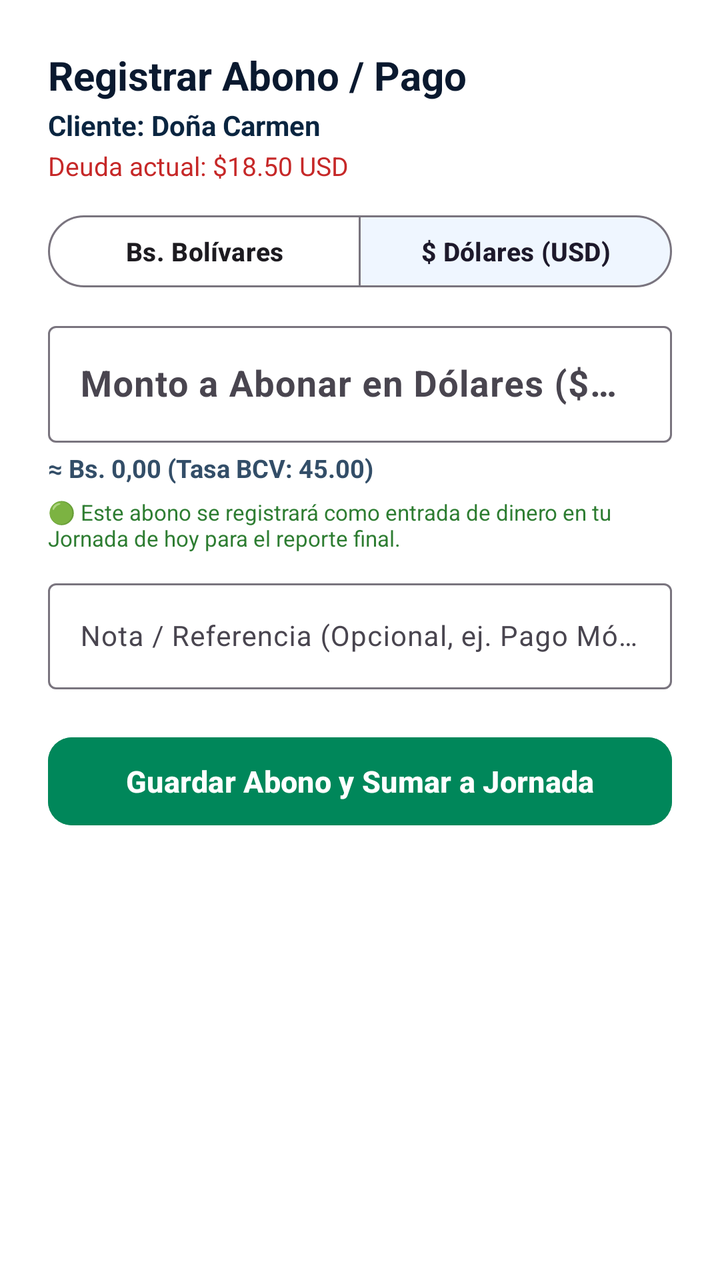
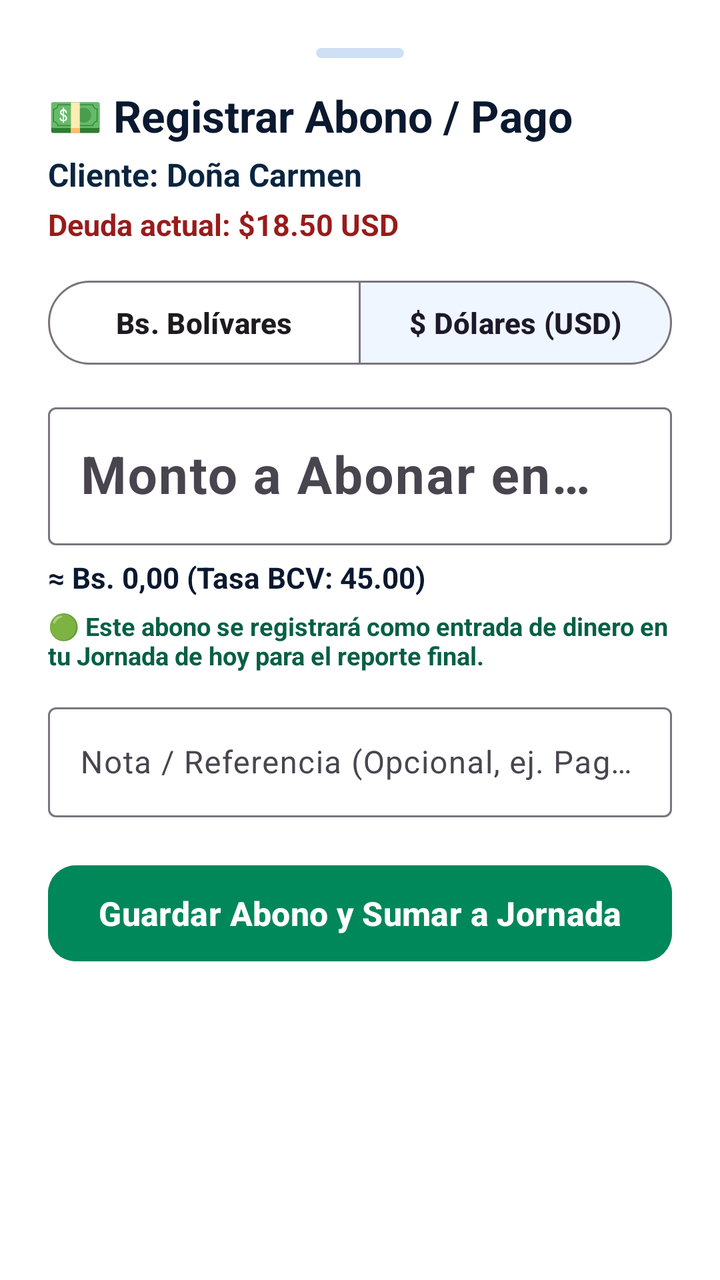

The first picture is an Android layout as it rendered before a commit; the second is the same layout after the commit. The layout source and the unified diff follow.
<!-- AndroidManifest.xml: application theme Theme.Zeasy -->
<!-- res/layout/dialog_add_payment.xml -->
<?xml version="1.0" encoding="utf-8"?>
<LinearLayout xmlns:android="http://schemas.android.com/apk/res/android"
    xmlns:app="http://schemas.android.com/apk/res-auto"
    android:layout_width="match_parent"
    android:layout_height="wrap_content"
    android:orientation="vertical"
    android:padding="24dp"
    android:background="@color/surface">

    <TextView
        android:id="@+id/tvPaymentTitle"
        android:layout_width="wrap_content"
        android:layout_height="wrap_content"
        android:text="Registrar Abono / Pago"
        android:textStyle="bold"
        android:textColor="@color/text_primary"
        android:textSize="20sp" />

    <TextView
        android:id="@+id/tvPaymentClientName"
        android:layout_width="wrap_content"
        android:layout_height="wrap_content"
        android:layout_marginTop="2dp"
        android:text="Cliente: Doña Carmen"
        android:textColor="@color/primary"
        android:textStyle="bold"
        android:textSize="14sp" />

    
    <TextView
        android:id="@+id/tvPaymentCurrentDebt"
        android:layout_width="wrap_content"
        android:layout_height="wrap_content"
        android:layout_marginTop="2dp"
        android:text="Deuda actual: $18.50 USD"
        android:textColor="#C62828"
        android:textSize="13sp" />

    
    <com.google.android.material.button.MaterialButtonToggleGroup
        android:id="@+id/togglePaymentCurrency"
        android:layout_width="match_parent"
        android:layout_height="wrap_content"
        android:layout_marginTop="12dp"
        app:singleSelection="true"
        app:selectionRequired="true"
        app:checkedButton="@id/btnPaymentCurrencyUsd">

        <com.google.android.material.button.MaterialButton
            android:id="@+id/btnPaymentCurrencyVes"
            style="@style/Widget.Material3.Button.OutlinedButton"
            android:layout_width="0dp"
            android:layout_height="44dp"
            android:layout_weight="1"
            android:text="Bs. Bolívares"
            android:textSize="13sp"
            android:textStyle="bold" />

        <com.google.android.material.button.MaterialButton
            android:id="@+id/btnPaymentCurrencyUsd"
            style="@style/Widget.Material3.Button.OutlinedButton"
            android:layout_width="0dp"
            android:layout_height="44dp"
            android:layout_weight="1"
            android:text="$ Dólares (USD)"
            android:textSize="13sp"
            android:textStyle="bold" />
    </com.google.android.material.button.MaterialButtonToggleGroup>

    
    <com.google.android.material.textfield.TextInputLayout
        android:id="@+id/tilPaymentAmount"
        android:layout_width="match_parent"
        android:layout_height="wrap_content"
        android:layout_marginTop="10dp"
        android:hint="Monto a Abonar en Dólares ($ USD) *">

        <com.google.android.material.textfield.TextInputEditText
            android:id="@+id/etPaymentAmountUsd"
            android:layout_width="match_parent"
            android:layout_height="wrap_content"
            android:inputType="numberDecimal"
            android:textColor="@color/text_primary"
            android:textSize="18sp"
            android:textStyle="bold" />
    </com.google.android.material.textfield.TextInputLayout>

    
    <TextView
        android:id="@+id/tvPaymentEquivBs"
        android:layout_width="wrap_content"
        android:layout_height="wrap_content"
        android:layout_marginTop="4dp"
        android:text="≈ Bs. 0,00 (Tasa BCV: 45.00)"
        android:textColor="@color/text_secondary"
        android:textStyle="bold"
        android:textSize="12.5sp" />

    
    <TextView
        android:id="@+id/tvPaymentExcessHint"
        android:layout_width="wrap_content"
        android:layout_height="wrap_content"
        android:layout_marginTop="6dp"
        android:text="🟢 Este abono se registrará como entrada de dinero en tu Jornada de hoy para el reporte final."
        android:textColor="#2E7D32"
        android:textSize="11sp" />

    
    <com.google.android.material.textfield.TextInputLayout
        android:layout_width="match_parent"
        android:layout_height="wrap_content"
        android:layout_marginTop="10dp"
        android:hint="Nota / Referencia (Opcional, ej. Pago Móvil o Efectivo)">

        <com.google.android.material.textfield.TextInputEditText
            android:id="@+id/etPaymentNote"
            android:layout_width="match_parent"
            android:layout_height="wrap_content"
            android:textColor="@color/text_primary"
            android:textSize="14sp" />
    </com.google.android.material.textfield.TextInputLayout>

    <com.google.android.material.button.MaterialButton
        android:id="@+id/btnConfirmPayment"
        android:layout_width="match_parent"
        android:layout_height="52dp"
        android:layout_marginTop="20dp"
        android:text="Guardar Abono y Sumar a Jornada"
        android:textSize="15sp"
        android:textStyle="bold"
        app:cornerRadius="12dp"
        android:backgroundTint="#00875A"
        android:textColor="@color/white" />

</LinearLayout>
<!-- resources referenced by this layout -->
<resources>
  <color name="primary">#0A2540</color>
  <color name="surface">#FFFFFF</color>
  <color name="text_primary">#0A192F</color>
  <color name="text_secondary">#334E68</color>
  <color name="white">#FFFFFF</color>
  <style name="Theme.Zeasy" parent="Theme.Material3.DayNight.NoActionBar">
          
          <item name="colorPrimary">@color/accent_green</item>
          <item name="colorPrimaryContainer">@color/accent_green_bg</item>
          <item name="colorOnPrimary">@color/white</item>
          <item name="colorSecondary">@color/accent_blue</item>
          <item name="colorSecondaryContainer">@color/accent_blue_bg</item>
  
          
          <item name="android:statusBarColor">@color/primary</item>
          <item name="android:windowLightStatusBar">false</item>
          <item name="android:colorBackground">@color/background</item>
  
          
          <item name="android:textColor">@color/text_primary</item>
  
          
          <item name="bottomNavigationStyle">@style/Widget.Zeasy.BottomNavigationView</item>
      </style>
  <color name="accent_green">#00875A</color>
  <color name="accent_green_bg">#E3FCEF</color>
  <color name="accent_blue">#0052FF</color>
  <color name="accent_blue_bg">#EFF6FF</color>
  <color name="background">#F4F8FC</color>
  <style name="Widget.Zeasy.BottomNavigationView" parent="Widget.Material3.BottomNavigationView">
          <item name="itemRippleColor">@color/accent_green_bg</item>
          <item name="android:background">@color/surface</item>
          <item name="itemIconTint">@color/nav_selector</item>
          <item name="itemTextColor">@color/nav_selector</item>
      </style>
</resources>

<!-- the commit's change to res/layout/dialog_add_payment.xml (unified diff, before → after) -->
@@ -7,41 +7,51 @@
     android:padding="24dp"
     android:background="@color/surface">
 
+    
+    <View
+        android:layout_width="44dp"
+        android:layout_height="5dp"
+        android:layout_gravity="center_horizontal"
+        android:layout_marginBottom="14dp"
+        android:background="@drawable/bg_badge_rounded"
+        android:backgroundTint="@color/border" />
+
     <TextView
         android:id="@+id/tvPaymentTitle"
         android:layout_width="wrap_content"
         android:layout_height="wrap_content"
-        android:text="Registrar Abono / Pago"
+        android:text="💵 Registrar Abono / Pago"
         android:textStyle="bold"
         android:textColor="@color/text_primary"
-        android:textSize="20sp" />
+        android:textSize="22sp" />
 
     <TextView
         android:id="@+id/tvPaymentClientName"
         android:layout_width="wrap_content"
         android:layout_height="wrap_content"
-        android:layout_marginTop="2dp"
+        android:layout_marginTop="4dp"
         android:text="Cliente: Doña Carmen"
         android:textColor="@color/primary"
         android:textStyle="bold"
-        android:textSize="14sp" />
+        android:textSize="16sp" />
 
     
     <TextView
         android:id="@+id/tvPaymentCurrentDebt"
         android:layout_width="wrap_content"
         android:layout_height="wrap_content"
-        android:layout_marginTop="2dp"
+        android:layout_marginTop="4dp"
         android:text="Deuda actual: $18.50 USD"
-        android:textColor="#C62828"
-        android:textSize="13sp" />
+        android:textColor="#991B1B"
+        android:textStyle="bold"
+        android:textSize="15sp" />
 
     
     <com.google.android.material.button.MaterialButtonToggleGroup
         android:id="@+id/togglePaymentCurrency"
         android:layout_width="match_parent"
         android:layout_height="wrap_content"
-        android:layout_marginTop="12dp"
+        android:layout_marginTop="14dp"
         app:singleSelection="true"
         app:selectionRequired="true"
         app:checkedButton="@id/btnPaymentCurrencyUsd">
@@ -50,20 +60,22 @@
             android:id="@+id/btnPaymentCurrencyVes"
             style="@style/Widget.Material3.Button.OutlinedButton"
             android:layout_width="0dp"
-            android:layout_height="44dp"
+            android:layout_height="50dp"
             android:layout_weight="1"
             android:text="Bs. Bolívares"
-            android:textSize="13sp"
+            android:textAllCaps="false"
+            android:textSize="14.5sp"
             android:textStyle="bold" />
 
         <com.google.android.material.button.MaterialButton
             android:id="@+id/btnPaymentCurrencyUsd"
             style="@style/Widget.Material3.Button.OutlinedButton"
             android:layout_width="0dp"
-            android:layout_height="44dp"
+            android:layout_height="50dp"
             android:layout_weight="1"
             android:text="$ Dólares (USD)"
-            android:textSize="13sp"
+            android:textAllCaps="false"
+            android:textSize="14.5sp"
             android:textStyle="bold" />
     </com.google.android.material.button.MaterialButtonToggleGroup>
 
@@ -72,7 +84,7 @@
         android:id="@+id/tilPaymentAmount"
         android:layout_width="match_parent"
         android:layout_height="wrap_content"
-        android:layout_marginTop="10dp"
+        android:layout_marginTop="12dp"
         android:hint="Monto a Abonar en Dólares ($ USD) *">
 
         <com.google.android.material.textfield.TextInputEditText
@@ -81,7 +93,7 @@
             android:layout_height="wrap_content"
             android:inputType="numberDecimal"
             android:textColor="@color/text_primary"
-            android:textSize="18sp"
+            android:textSize="26sp"
             android:textStyle="bold" />
     </com.google.android.material.textfield.TextInputLayout>
 
@@ -90,11 +102,11 @@
         android:id="@+id/tvPaymentEquivBs"
         android:layout_width="wrap_content"
         android:layout_height="wrap_content"
-        android:layout_marginTop="4dp"
+        android:layout_marginTop="6dp"
         android:text="≈ Bs. 0,00 (Tasa BCV: 45.00)"
-        android:textColor="@color/text_secondary"
+        android:textColor="@color/text_primary"
         android:textStyle="bold"
-        android:textSize="12.5sp" />
+        android:textSize="14.5sp" />
 
     
     <TextView
@@ -103,14 +115,15 @@
         android:layout_height="wrap_content"
         android:layout_marginTop="6dp"
         android:text="🟢 Este abono se registrará como entrada de dinero en tu Jornada de hoy para el reporte final."
-        android:textColor="#2E7D32"
-        android:textSize="11sp" />
+        android:textColor="#065F46"
+        android:textStyle="bold"
+        android:textSize="12.5sp" />
 
     
     <com.google.android.material.textfield.TextInputLayout
         android:layout_width="match_parent"
         android:layout_height="wrap_content"
-        android:layout_marginTop="10dp"
+        android:layout_marginTop="12dp"
         android:hint="Nota / Referencia (Opcional, ej. Pago Móvil o Efectivo)">
 
         <com.google.android.material.textfield.TextInputEditText
@@ -118,18 +131,19 @@
             android:layout_width="match_parent"
             android:layout_height="wrap_content"
             android:textColor="@color/text_primary"
-            android:textSize="14sp" />
+            android:textSize="15.5sp" />
     </com.google.android.material.textfield.TextInputLayout>
 
     <com.google.android.material.button.MaterialButton
         android:id="@+id/btnConfirmPayment"
         android:layout_width="match_parent"
-        android:layout_height="52dp"
+        android:layout_height="56dp"
         android:layout_marginTop="20dp"
         android:text="Guardar Abono y Sumar a Jornada"
-        android:textSize="15sp"
+        android:textAllCaps="false"
+        android:textSize="16.5sp"
         android:textStyle="bold"
-        app:cornerRadius="12dp"
+        app:cornerRadius="14dp"
         android:backgroundTint="#00875A"
         android:textColor="@color/white" />
 
<!-- resource entries referenced after the edit -->
@@ -1,10 +1,17 @@
 <!-- resources referenced by this layout -->
 <resources>
+  <color name="border">#CFE0F5</color>
   <color name="primary">#0A2540</color>
   <color name="surface">#FFFFFF</color>
   <color name="text_primary">#0A192F</color>
-  <color name="text_secondary">#334E68</color>
   <color name="white">#FFFFFF</color>
+  <!-- drawable bg_badge_rounded (drawable) -->
+  <?xml version="1.0" encoding="utf-8"?>
+  <shape xmlns:android="http://schemas.android.com/apk/res/android"
+      android:shape="rectangle">
+      <corners android:radius="12dp" />
+      <solid android:color="@color/accent_blue" />
+  </shape>
   <style name="Theme.Zeasy" parent="Theme.Material3.DayNight.NoActionBar">
           
           <item name="colorPrimary">@color/accent_green</item>
